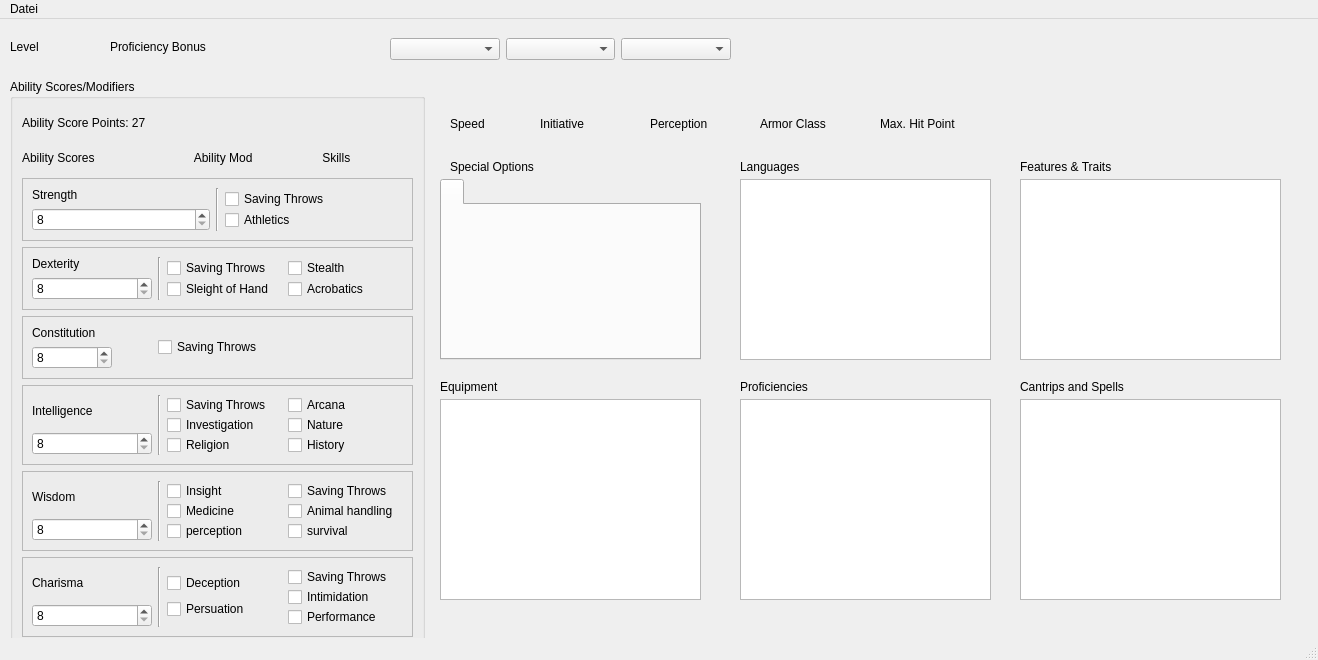
Before: the Qt Designer form window_main.ui in Tosh007/DnD5_CharCreator, drawn with Qt 5.
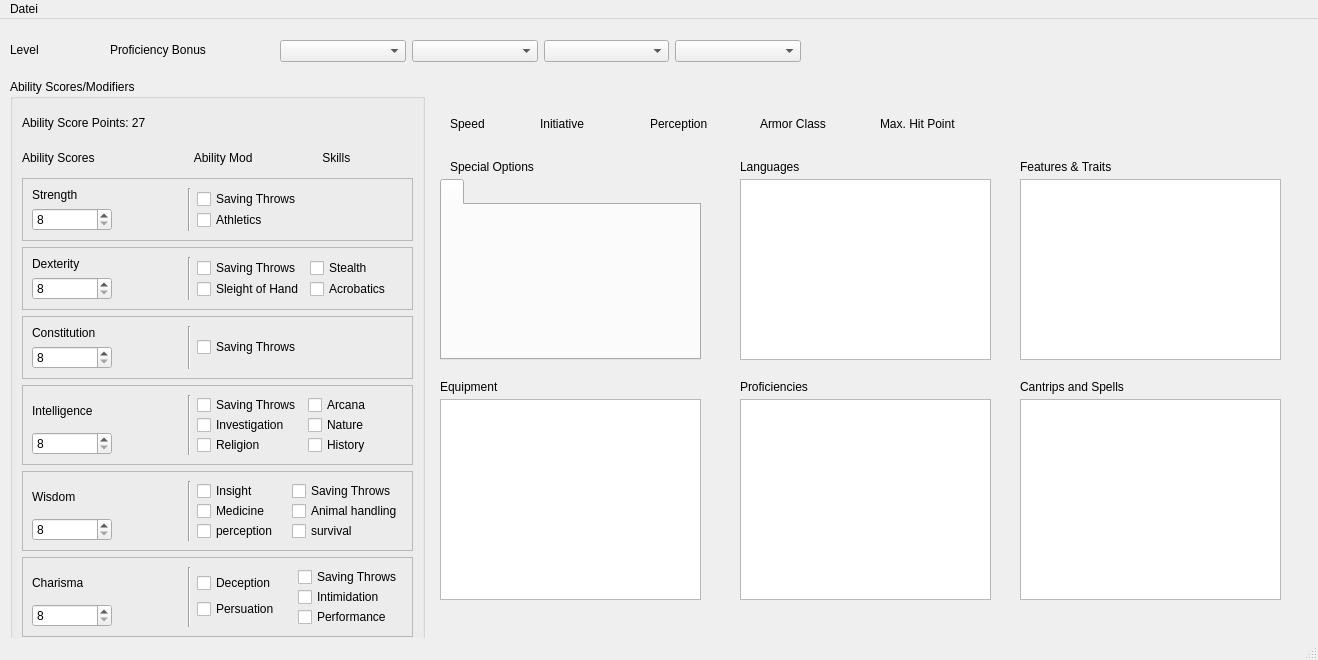
After: the same form once the commit is applied.

Commit message: 1) layout update 2) warlock and sorcerer additions

```diff
--- a/window_main.ui
+++ b/window_main.ui
@@ -76,14 +76,14 @@
           <item>
            <widget class="QLabel" name="Label_EchoStrengthMod">
             <property name="sizePolicy">
-             <sizepolicy hsizetype="Minimum" vsizetype="Preferred">
+             <sizepolicy hsizetype="Maximum" vsizetype="Preferred">
               <horstretch>0</horstretch>
               <verstretch>0</verstretch>
              </sizepolicy>
             </property>
             <property name="minimumSize">
              <size>
-              <width>64</width>
+              <width>150</width>
               <height>0</height>
              </size>
             </property>
@@ -94,6 +94,12 @@
           </item>
           <item>
            <widget class="QSpinBox" name="SpinBox_StrengthScore">
+            <property name="sizePolicy">
+             <sizepolicy hsizetype="Maximum" vsizetype="Fixed">
+              <horstretch>0</horstretch>
+              <verstretch>0</verstretch>
+             </sizepolicy>
+            </property>
             <property name="minimumSize">
              <size>
               <width>80</width>
@@ -179,14 +185,14 @@
           <item>
            <widget class="QLabel" name="Label_EchoDextMod">
             <property name="sizePolicy">
-             <sizepolicy hsizetype="Minimum" vsizetype="Preferred">
+             <sizepolicy hsizetype="Maximum" vsizetype="Preferred">
               <horstretch>0</horstretch>
               <verstretch>0</verstretch>
              </sizepolicy>
             </property>
             <property name="minimumSize">
              <size>
-              <width>120</width>
+              <width>150</width>
               <height>0</height>
              </size>
             </property>
@@ -197,6 +203,12 @@
           </item>
           <item>
            <widget class="QSpinBox" name="SpinBox_DextScore">
+            <property name="sizePolicy">
+             <sizepolicy hsizetype="Maximum" vsizetype="Fixed">
+              <horstretch>0</horstretch>
+              <verstretch>0</verstretch>
+             </sizepolicy>
+            </property>
             <property name="minimumSize">
              <size>
               <width>80</width>
@@ -327,14 +339,14 @@
           <item>
            <widget class="QLabel" name="Label_EchoConstMod">
             <property name="sizePolicy">
-             <sizepolicy hsizetype="Minimum" vsizetype="Preferred">
+             <sizepolicy hsizetype="Maximum" vsizetype="Preferred">
               <horstretch>0</horstretch>
               <verstretch>0</verstretch>
              </sizepolicy>
             </property>
             <property name="minimumSize">
              <size>
-              <width>120</width>
+              <width>150</width>
               <height>0</height>
              </size>
             </property>
@@ -371,6 +383,15 @@
          </layout>
         </item>
         <item>
+         <widget class="Line" name="line_4">
+          <property name="orientation">
+           <enum>Qt::Vertical</enum>
+          </property>
+         </widget>
+        </item>
+        <item>
+         <layout class="QVBoxLayout" name="verticalLayout_4">
+          <item>
          <widget class="QCheckBox" name="checkBox_constitution_saving_throw">
           <property name="mouseTracking">
            <bool>false</bool>
@@ -390,6 +411,8 @@
          </widget>
         </item>
        </layout>
+        </item>
+       </layout>
       </widget>
      </item>
      <item>
@@ -406,14 +429,14 @@
           <item>
            <widget class="QLabel" name="Label_EchoIntelMod">
             <property name="sizePolicy">
-             <sizepolicy hsizetype="Minimum" vsizetype="Preferred">
+             <sizepolicy hsizetype="Maximum" vsizetype="Preferred">
               <horstretch>0</horstretch>
               <verstretch>0</verstretch>
              </sizepolicy>
             </property>
             <property name="minimumSize">
              <size>
-              <width>120</width>
+              <width>150</width>
               <height>0</height>
              </size>
             </property>
@@ -430,6 +453,12 @@
           </item>
           <item>
            <widget class="QSpinBox" name="SpinBox_IntelScore">
+            <property name="sizePolicy">
+             <sizepolicy hsizetype="Maximum" vsizetype="Fixed">
+              <horstretch>0</horstretch>
+              <verstretch>0</verstretch>
+             </sizepolicy>
+            </property>
             <property name="minimumSize">
              <size>
               <width>80</width>
@@ -598,14 +627,14 @@
           <item>
            <widget class="QLabel" name="Label_EchoWisdomMod">
             <property name="sizePolicy">
-             <sizepolicy hsizetype="Minimum" vsizetype="Preferred">
+             <sizepolicy hsizetype="Maximum" vsizetype="Preferred">
               <horstretch>0</horstretch>
               <verstretch>0</verstretch>
              </sizepolicy>
             </property>
             <property name="minimumSize">
              <size>
-              <width>120</width>
+              <width>150</width>
               <height>0</height>
              </size>
             </property>
@@ -616,6 +645,12 @@
           </item>
           <item>
            <widget class="QSpinBox" name="SpinBox_WisdomScore">
+            <property name="sizePolicy">
+             <sizepolicy hsizetype="Maximum" vsizetype="Fixed">
+              <horstretch>0</horstretch>
+              <verstretch>0</verstretch>
+             </sizepolicy>
+            </property>
             <property name="minimumSize">
              <size>
               <width>80</width>
@@ -784,14 +819,14 @@
           <item>
            <widget class="QLabel" name="Label_EchoCharismaMod">
             <property name="sizePolicy">
-             <sizepolicy hsizetype="Minimum" vsizetype="Preferred">
+             <sizepolicy hsizetype="Maximum" vsizetype="Preferred">
               <horstretch>0</horstretch>
               <verstretch>0</verstretch>
              </sizepolicy>
             </property>
             <property name="minimumSize">
              <size>
-              <width>120</width>
+              <width>150</width>
               <height>0</height>
              </size>
             </property>
@@ -802,6 +837,12 @@
           </item>
           <item>
            <widget class="QSpinBox" name="SpinBox_CharismaScore">
+            <property name="sizePolicy">
+             <sizepolicy hsizetype="Maximum" vsizetype="Fixed">
+              <horstretch>0</horstretch>
+              <verstretch>0</verstretch>
+             </sizepolicy>
+            </property>
             <property name="minimumSize">
              <size>
               <width>80</width>
@@ -950,16 +991,19 @@
    <widget class="QWidget" name="horizontalLayoutWidget">
     <property name="geometry">
      <rect>
-      <x>390</x>
-      <y>10</y>
-      <width>341</width>
-      <height>41</height>
+      <x>280</x>
+      <y>20</y>
+      <width>521</width>
+      <height>25</height>
      </rect>
     </property>
     <layout class="QHBoxLayout" name="horizontalLayout_7">
      <item>
       <widget class="QComboBox" name="ComboBox_Class"/>
      </item>
+     <item>
+      <widget class="QComboBox" name="ComboBox_Subclass"/>
+     </item>
      <item>
       <widget class="QComboBox" name="ComboBox_Race"/>
      </item>
@@ -974,7 +1018,7 @@
       <x>110</x>
       <y>20</y>
       <width>161</width>
-      <height>16</height>
+      <height>21</height>
      </rect>
     </property>
     <property name="text">
@@ -987,7 +1031,7 @@
       <x>10</x>
       <y>20</y>
       <width>81</width>
-      <height>16</height>
+      <height>21</height>
      </rect>
     </property>
     <property name="text">
```
Lines whose indentation alone changed are shown as unchanged. The commit also changes 10 other files.
